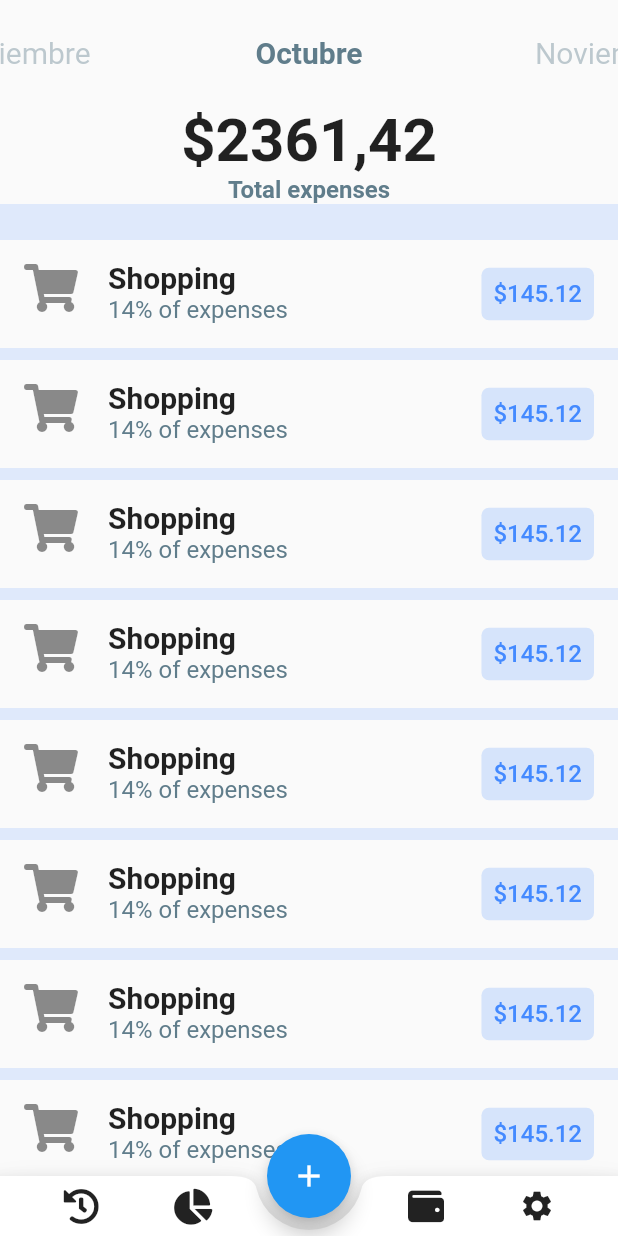
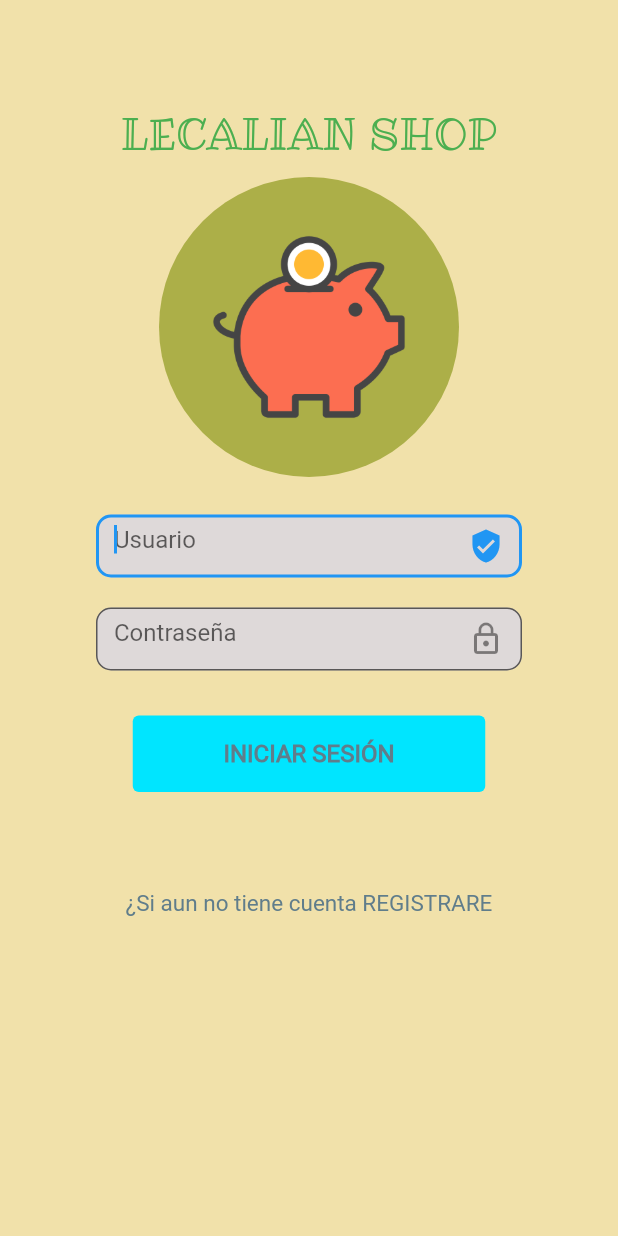
Before and after one commit to LuisLeninQuishpe/EXCO, a Flutter app: the screen it shows after launch, on a phone screen of 412 x 824 dp. Run offline on Flutter 3.47's test engine with Material 2 defaults, Android fonts, the phone set to English and light mode, and no system bars.

Commit message:
Diseño del login y registro

```diff
--- a/lib/main.dart
+++ b/lib/main.dart
@@ -1,5 +1,5 @@
+import 'package:exco/src/pages/login_page.dart';
 import 'package:flutter/material.dart';
-import 'package:font_awesome_flutter/font_awesome_flutter.dart';
 
 void main() => runApp(const MyApp());
 
@@ -8,216 +8,10 @@ class MyApp extends StatelessWidget {
 
   @override
   Widget build(BuildContext context) {
-    return MaterialApp(
-      title: 'Flutter Demo',
-      theme: ThemeData(
-        primarySwatch: Colors.blue,
-      ),
-      home: HomePage(),
+    return const MaterialApp(
+      debugShowCheckedModeBanner: false,
+      title: 'Material App',
+      home: Login(),
     );
   }
 }
-
-class HomePage extends StatefulWidget {
-  @override
-  _HomePageState createState() => _HomePageState();
-}
-
-class _HomePageState extends State<HomePage> {
-  late PageController _controller;
-  int currentPage = 9;
-
-
-  @override
-  void initState() {
-    super.initState();
-
-    _controller = PageController(
-      initialPage: currentPage,
-      viewportFraction: 0.4,
-    );
-  }
-
-  Widget _bottomAction(IconData icon) {
-    return InkWell(
-      child: Padding(
-        padding: const EdgeInsets.all(8.0),
-        child: Icon(icon),
-      ),
-      onTap: () {},
-    );
-  }
-
-  @override
-  Widget build(BuildContext context) {
-    return Scaffold(
-      bottomNavigationBar: BottomAppBar(
-        notchMargin: 8.0,
-        shape: const CircularNotchedRectangle(),
-        child: Row(
-          mainAxisSize: MainAxisSize.max,
-          mainAxisAlignment: MainAxisAlignment.spaceEvenly,
-          children: <Widget>[
-            _bottomAction(FontAwesomeIcons.history),
-            _bottomAction(FontAwesomeIcons.chartPie),
-            const SizedBox(width: 48.0),
-            _bottomAction(FontAwesomeIcons.wallet),
-            _bottomAction(Icons.settings),
-          ],
-        ),
-      ),
-      floatingActionButtonLocation: FloatingActionButtonLocation.centerDocked,
-      floatingActionButton: FloatingActionButton(
-        child: const Icon(Icons.add),
-        onPressed: () {},
-      ),
-      body: _body(),
-    );
-  }
-
-  Widget _body() {
-    return SafeArea(
-      child: Column(
-        children: <Widget>[
-          _selector(),
-          _expenses(),
-          _graph(),
-          Container(
-            color: Colors.blueAccent.withOpacity(0.15),
-            height: 24.0,
-          ),
-          _list(),
-        ],
-      ),
-    );
-  }
-
-  Widget _pageItem(String name, int position) {
-    var _alignment;
-    const selected = TextStyle(
-      fontSize: 20.0,
-      fontWeight: FontWeight.bold,
-      color: Colors.blueGrey,
-    );
-    final unselected = TextStyle(
-      fontSize: 20.0,
-      fontWeight: FontWeight.normal,
-      color: Colors.blueGrey.withOpacity(0.4),
-    );
-
-    if (position == currentPage) {
-      _alignment = Alignment.center;
-    } else if (position > currentPage) {
-      _alignment = Alignment.centerRight;
-    } else {
-      _alignment = Alignment.centerLeft;
-    }
-
-    return Align(
-      alignment: _alignment,
-      child: Text(name,
-        style: position == currentPage ? selected : unselected,
-      ),
-    );
-  }
-
-  Widget _selector() {
-    return SizedBox.fromSize(
-      size: const Size.fromHeight(70.0),
-      child: PageView(
-        onPageChanged: (newPage) {
-          setState(() {
-            currentPage = newPage;
-          });
-        },
-        controller: _controller,
-        children: <Widget>[
-          _pageItem("Enero", 0),
-          _pageItem("Febrero", 1),
-          _pageItem("Marzo", 2),
-          _pageItem("Abril", 3),
-          _pageItem("Mayo", 4),
-          _pageItem("Junio", 5),
-          _pageItem("Julio", 6),
-          _pageItem("Agosto", 7),
-          _pageItem("Septiembre", 8),
-          _pageItem("Octubre", 9),
-          _pageItem("Noviembre", 10),
-          _pageItem("Diciembre", 11),
-        ],
-      ),
-    );
-  }
-
-  Widget _expenses() {
-    return Column(
-      children: const <Widget>[
-        Text("\$2361,42",
-          style: TextStyle(
-            fontWeight: FontWeight.bold,
-            fontSize: 40.0,
-          ),
-        ),
-        Text("Total expenses",
-          style: TextStyle(
-            fontWeight: FontWeight.bold,
-            fontSize: 16.0,
-            color: Colors.blueGrey,
-          ),
-        ),
-      ],
-    );
-  }
-
-  Widget _graph() => Container();
-
-  Widget _item(IconData icon, String name, int percent, double value) {
-    return ListTile(
-      leading: Icon(icon, size: 32.0,),
-      title: Text(name,
-        style: const TextStyle(
-            fontWeight: FontWeight.bold,
-            fontSize: 20.0
-        ),
-      ),
-      subtitle: Text("$percent% of expenses",
-        style: const TextStyle(
-          fontSize: 16.0,
-          color: Colors.blueGrey,
-        ),
-      ),
-      trailing: Container(
-        decoration: BoxDecoration(
-          color: Colors.blueAccent.withOpacity(0.2),
-          borderRadius: BorderRadius.circular(5.0),
-        ),
-        child: Padding(
-          padding: const EdgeInsets.all(8.0),
-          child: Text("\$$value",
-            style: const TextStyle(
-              color: Colors.blueAccent,
-              fontWeight: FontWeight.w500,
-              fontSize: 16.0,
-            ),
-          ),
-        ),
-      ),
-    );
-  }
-
-  Widget _list() {
-    return Expanded(
-      child: ListView.separated(
-        itemCount: 15,
-        itemBuilder: (BuildContext context, int index) =>
-            _item(FontAwesomeIcons.shoppingCart, "Shopping", 14, 145.12),
-        separatorBuilder: (BuildContext context, int index) {
-          return Container(
-            color: Colors.blueAccent.withOpacity(0.15),
-            height: 8.0,
-          );
-        },
-      ),
-    );
-  }
-}
--- /dev/null
+++ b/lib/src/pages/login_page.dart
@@ -0,0 +1,119 @@
+import 'package:exco/src/pages/record_page.dart';
+import 'package:exco/src/widget/icon_container.dart';
+import 'package:flutter/material.dart';
+
+class Login extends StatefulWidget {
+  const Login({Key? key}) : super(key: key);
+
+  @override
+  State<Login> createState() => _Login();
+}
+
+class _Login extends State<Login> {
+  @override
+  Widget build(BuildContext context) {
+    return Scaffold(
+      backgroundColor: const Color.fromRGBO(241, 225, 170, 1),
+      body: ListView(
+        padding: const EdgeInsets.symmetric(
+          horizontal: 50.0,
+          vertical: 70,
+        ),
+        children: <Widget>[
+          Column(
+            mainAxisAlignment: MainAxisAlignment.center,
+            children: <Widget>[
+              const Text(
+                'LECALIAN SHOP',
+                style: TextStyle(
+                    fontFamily: 'RibeyeMarrow',
+                    fontSize: 28.0,
+                    color: Colors.green),
+              ),
+              const IconContainer(
+                url: 'asset/images/login.png',
+              ),
+              const Divider(
+                height: 15.0,
+                color: Color.fromRGBO(241, 225, 170, 1),
+              ),
+              SizedBox(
+                width: 284.0,
+                height: 42.0,
+                child: TextField(
+                  enableInteractiveSelection: false,
+                  autofocus: true,
+                  obscureText: false,
+                  decoration: InputDecoration(
+                    hintText: 'Usuario',
+                    filled: true,
+                    fillColor: const Color.fromRGBO(222, 217, 217, 1),
+                    suffixIcon: const Icon(Icons.verified_user),
+                    border: OutlineInputBorder(
+                        borderRadius: BorderRadius.circular(10.0)),
+                  ),
+                ),
+              ),
+              const Divider(
+                height: 20.0,
+                color: Color.fromRGBO(241, 225, 170, 1),
+              ),
+              SizedBox(
+                width: 284.0,
+                height: 42.0,
+                child: TextField(
+                  obscureText: true,
+                  decoration: InputDecoration(
+                    filled: true,
+                    fillColor: const Color.fromRGBO(222, 217, 217, 1),
+                    hintText: 'Contraseña',
+                    suffixIcon: const Icon(Icons.lock_outline),
+                    border: OutlineInputBorder(
+                        borderRadius: BorderRadius.circular(10.0)),
+                  ),
+                ),
+              ),
+              const Divider(
+                height: 30.0,
+                color: Color.fromRGBO(241, 225, 170, 1),
+              ),
+              SizedBox(
+                width: 235.0,
+                height: 51.0,
+                child: TextButton(
+                  onPressed: () {},
+                  style: TextButton.styleFrom(
+                      backgroundColor: Colors.cyanAccent[400]),
+                  child: const Text(
+                    'INICIAR SESIÓN',
+                    style: TextStyle(
+                      color: Colors.blueGrey,
+                      fontFamily: 'Roboto',
+                      fontWeight: FontWeight.bold,
+                      fontSize: 16.0,
+                    ),
+                  ),
+                ),
+              ),
+              const Divider(
+                height: 50.0,
+                color: Color.fromRGBO(241, 225, 170, 1),
+              ),
+              TextButton(
+                onPressed: () => {
+                  Navigator.push(context,
+                      MaterialPageRoute(builder: (context) => const Record()))
+                },
+                child: const Text('¿Si aun no tiene cuenta REGISTRARE',
+                    style: TextStyle(
+                        color: Colors.blueGrey,
+                        fontFamily: 'Roboto',
+                        fontSize: 15.0)),
+              ),
+            ],
+          ),
+        ],
+      ),
+    );
+  }
+}
--- /dev/null
+++ b/lib/src/widget/icon_container.dart
@@ -0,0 +1,20 @@
+import 'package:flutter/material.dart';
+
+class IconContainer extends StatelessWidget {
+  final String url;
+  const IconContainer({Key? key, required this.url})
+  : super(key: key);
+
+  @override
+  Widget build(BuildContext context) {
+    return SizedBox(
+      height: 220.0,
+      width: 200.0,
+      child:  CircleAvatar(
+        radius: 100.0,
+        backgroundColor: Colors.transparent,
+        backgroundImage: AssetImage(url),
+      ),
+    );
+  }
+}
```
Also changed, not shown: lib/src/pages/record_page.dart (added, +123 -0 lines), pubspec.yaml (+9 -10 lines), asset/fonts/RibeyeMarrow-Regular.ttf (added), asset/fonts/Roboto-Black.ttf (added), asset/fonts/Roboto-Regular.ttf (added), asset/images/log.jpeg (added), asset/images/login.png (added), asset/logo/logo.png (added), pubspec.lock, 22 other files.
